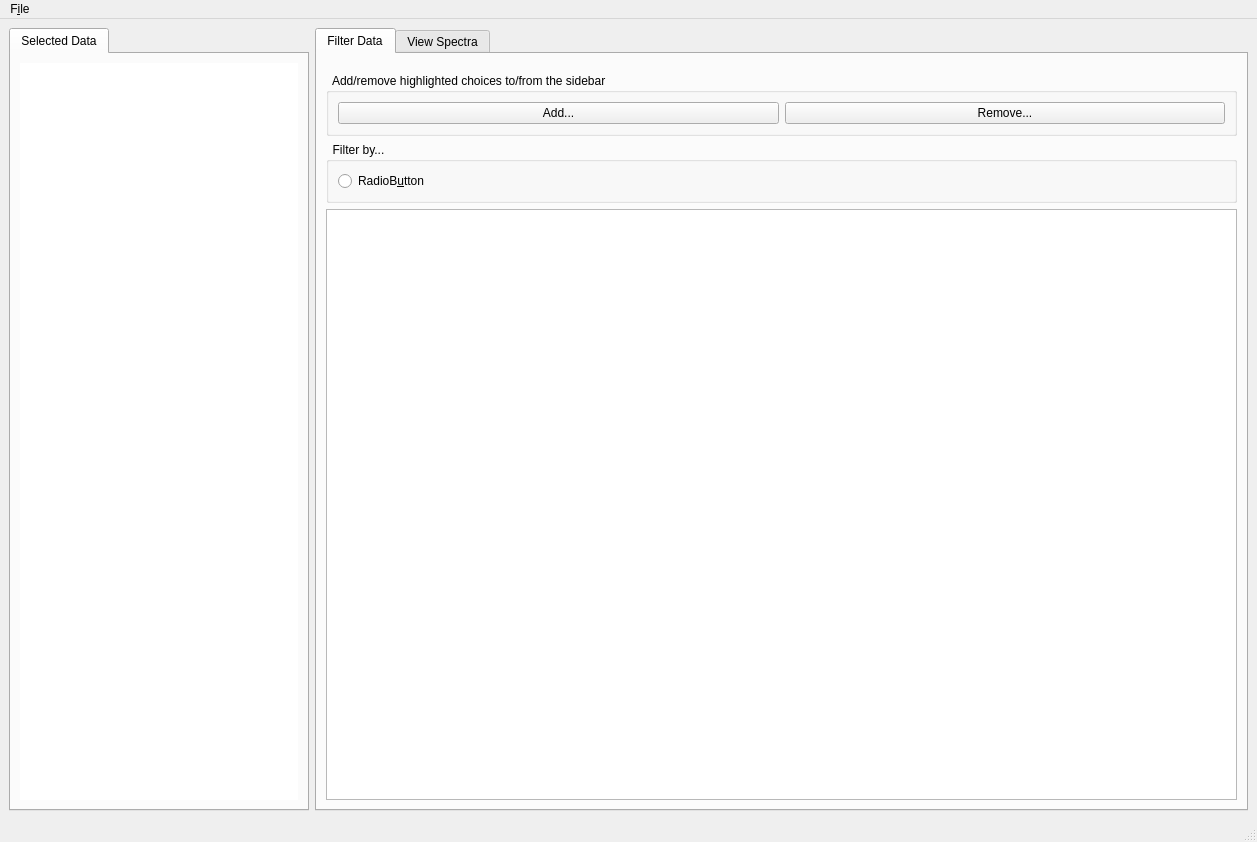
Old version of the form gui/gui.ui in the repository jancami/edibles.
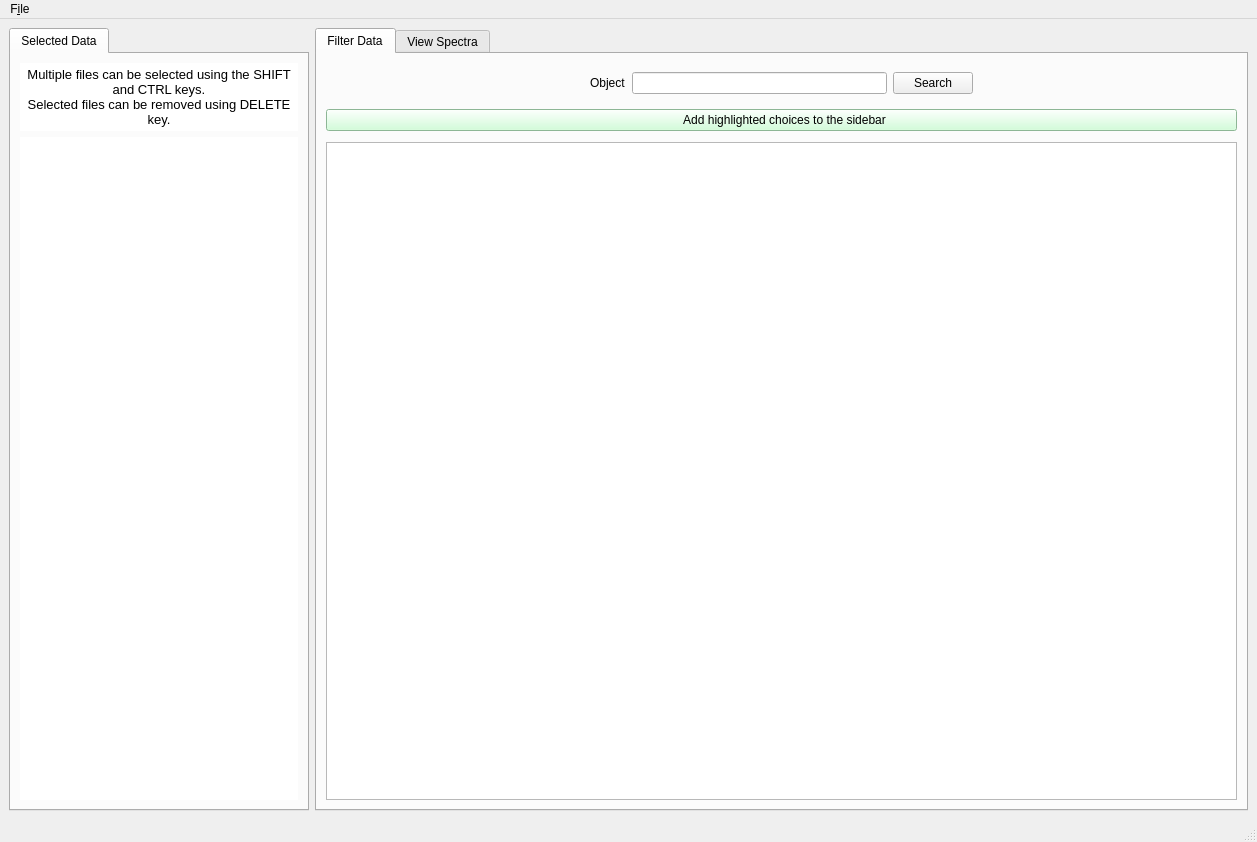
New version of the form.

Commit message: Implemented basic "filter by object" search. Minor layout changes

The edit to the form file:
```diff
--- a/gui/gui.ui
+++ b/gui/gui.ui
@@ -40,6 +40,38 @@
         <string>Selected Data</string>
        </attribute>
        <layout class="QVBoxLayout" name="verticalLayout_3">
+        <item>
+         <widget class="QTextBrowser" name="textBrowser">
+          <property name="sizePolicy">
+           <sizepolicy hsizetype="Expanding" vsizetype="Minimum">
+            <horstretch>0</horstretch>
+            <verstretch>0</verstretch>
+           </sizepolicy>
+          </property>
+          <property name="frameShape">
+           <enum>QFrame::NoFrame</enum>
+          </property>
+          <property name="frameShadow">
+           <enum>QFrame::Plain</enum>
+          </property>
+          <property name="verticalScrollBarPolicy">
+           <enum>Qt::ScrollBarAlwaysOff</enum>
+          </property>
+          <property name="horizontalScrollBarPolicy">
+           <enum>Qt::ScrollBarAlwaysOff</enum>
+          </property>
+          <property name="sizeAdjustPolicy">
+           <enum>QAbstractScrollArea::AdjustToContents</enum>
+          </property>
+          <property name="html">
+           <string>&lt;!DOCTYPE HTML PUBLIC &quot;-//W3C//DTD HTML 4.0//EN&quot; &quot;http://www.w3.org/TR/REC-html40/strict.dtd&quot;&gt;
+&lt;html&gt;&lt;head&gt;&lt;meta name=&quot;qrichtext&quot; content=&quot;1&quot; /&gt;&lt;style type=&quot;text/css&quot;&gt;
+p, li { white-space: pre-wrap; }
+&lt;/style&gt;&lt;/head&gt;&lt;body style=&quot; font-family:'Sans Serif'; font-size:10pt; font-weight:400; font-style:normal;&quot;&gt;
+&lt;p align=&quot;center&quot; style=&quot; margin-top:0px; margin-bottom:0px; margin-left:0px; margin-right:0px; -qt-block-indent:0; text-indent:0px;&quot;&gt;Multiple files can be selected using the SHIFT and CTRL keys. &lt;br /&gt;Selected files can be removed using DELETE key.&lt;/p&gt;&lt;/body&gt;&lt;/html&gt;</string>
+          </property>
+         </widget>
+        </item>
         <item>
          <widget class="QTableView" name="SelectedDataTable">
           <property name="sizePolicy">
@@ -115,6 +147,507 @@
         <string>Filter Data</string>
        </attribute>
        <layout class="QVBoxLayout" name="verticalLayout">
+        <item>
+         <widget class="QFrame" name="ObjectSearch">
+          <property name="sizePolicy">
+           <sizepolicy hsizetype="MinimumExpanding" vsizetype="Minimum">
+            <horstretch>0</horstretch>
+            <verstretch>0</verstretch>
+           </sizepolicy>
+          </property>
+          <property name="frameShape">
+           <enum>QFrame::NoFrame</enum>
+          </property>
+          <property name="frameShadow">
+           <enum>QFrame::Raised</enum>
+          </property>
+          <property name="lineWidth">
+           <number>0</number>
+          </property>
+          <layout class="QHBoxLayout" name="horizontalLayout_2">
+           <item>
+            <spacer name="horizontalSpacer">
+             <property name="orientation">
+              <enum>Qt::Horizontal</enum>
+             </property>
+             <property name="sizeHint" stdset="0">
+              <size>
+               <width>40</width>
+               <height>20</height>
+              </size>
+             </property>
+            </spacer>
+           </item>
+           <item>
+            <widget class="QLabel" name="ObjectLabel">
+             <property name="sizePolicy">
+              <sizepolicy hsizetype="Minimum" vsizetype="Preferred">
+               <horstretch>0</horstretch>
+               <verstretch>0</verstretch>
+              </sizepolicy>
+             </property>
+             <property name="layoutDirection">
+              <enum>Qt::LeftToRight</enum>
+             </property>
+             <property name="text">
+              <string>Object</string>
+             </property>
+            </widget>
+           </item>
+           <item>
+            <widget class="QLineEdit" name="ObjectlineEdit"/>
+           </item>
+           <item>
+            <widget class="QPushButton" name="ObjectpushButton">
+             <property name="text">
+              <string>Search</string>
+             </property>
+            </widget>
+           </item>
+           <item>
+            <spacer name="horizontalSpacer_2">
+             <property name="orientation">
+              <enum>Qt::Horizontal</enum>
+             </property>
+             <property name="sizeHint" stdset="0">
+              <size>
+               <width>40</width>
+               <height>20</height>
+              </size>
+             </property>
+            </spacer>
+           </item>
+          </layout>
+         </widget>
+        </item>
+        <item>
+         <widget class="QPushButton" name="FilterAddButton">
+          <property name="palette">
+           <palette>
+            <active>
+             <colorrole role="WindowText">
+              <brush brushstyle="SolidPattern">
+               <color alpha="255">
+                <red>0</red>
+                <green>0</green>
+                <blue>0</blue>
+               </color>
+              </brush>
+             </colorrole>
+             <colorrole role="Button">
+              <brush brushstyle="SolidPattern">
+               <color alpha="255">
+                <red>198</red>
+                <green>255</green>
+                <blue>208</blue>
+               </color>
+              </brush>
+             </colorrole>
+             <colorrole role="Light">
+              <brush brushstyle="SolidPattern">
+               <color alpha="255">
+                <red>255</red>
+                <green>255</green>
+                <blue>255</blue>
+               </color>
+              </brush>
+             </colorrole>
+             <colorrole role="Midlight">
+              <brush brushstyle="SolidPattern">
+               <color alpha="255">
+                <red>226</red>
+                <green>255</green>
+                <blue>231</blue>
+               </color>
+              </brush>
+             </colorrole>
+             <colorrole role="Dark">
+              <brush brushstyle="SolidPattern">
+               <color alpha="255">
+                <red>99</red>
+                <green>127</green>
+                <blue>104</blue>
+               </color>
+              </brush>
+             </colorrole>
+             <colorrole role="Mid">
+              <brush brushstyle="SolidPattern">
+               <color alpha="255">
+                <red>132</red>
+                <green>170</green>
+                <blue>139</blue>
+               </color>
+              </brush>
+             </colorrole>
+             <colorrole role="Text">
+              <brush brushstyle="SolidPattern">
+               <color alpha="255">
+                <red>0</red>
+                <green>0</green>
+                <blue>0</blue>
+               </color>
+              </brush>
+             </colorrole>
+             <colorrole role="BrightText">
+              <brush brushstyle="SolidPattern">
+               <color alpha="255">
+                <red>255</red>
+                <green>255</green>
+                <blue>255</blue>
+               </color>
+              </brush>
+             </colorrole>
+             <colorrole role="ButtonText">
+              <brush brushstyle="SolidPattern">
+               <color alpha="255">
+                <red>0</red>
+                <green>0</green>
+                <blue>0</blue>
+               </color>
+              </brush>
+             </colorrole>
+             <colorrole role="Base">
+              <brush brushstyle="SolidPattern">
+               <color alpha="255">
+                <red>255</red>
+                <green>255</green>
+                <blue>255</blue>
+               </color>
+              </brush>
+             </colorrole>
+             <colorrole role="Window">
+              <brush brushstyle="SolidPattern">
+               <color alpha="255">
+                <red>198</red>
+                <green>255</green>
+                <blue>208</blue>
+               </color>
+              </brush>
+             </colorrole>
+             <colorrole role="Shadow">
+              <brush brushstyle="SolidPattern">
+               <color alpha="255">
+                <red>0</red>
+                <green>0</green>
+                <blue>0</blue>
+               </color>
+              </brush>
+             </colorrole>
+             <colorrole role="AlternateBase">
+              <brush brushstyle="SolidPattern">
+               <color alpha="255">
+                <red>226</red>
+                <green>255</green>
+                <blue>231</blue>
+               </color>
+              </brush>
+             </colorrole>
+             <colorrole role="ToolTipBase">
+              <brush brushstyle="SolidPattern">
+               <color alpha="255">
+                <red>255</red>
+                <green>255</green>
+                <blue>220</blue>
+               </color>
+              </brush>
+             </colorrole>
+             <colorrole role="ToolTipText">
+              <brush brushstyle="SolidPattern">
+               <color alpha="255">
+                <red>0</red>
+                <green>0</green>
+                <blue>0</blue>
+               </color>
+              </brush>
+             </colorrole>
+            </active>
+            <inactive>
+             <colorrole role="WindowText">
+              <brush brushstyle="SolidPattern">
+               <color alpha="255">
+                <red>0</red>
+                <green>0</green>
+                <blue>0</blue>
+               </color>
+              </brush>
+             </colorrole>
+             <colorrole role="Button">
+              <brush brushstyle="SolidPattern">
+               <color alpha="255">
+                <red>198</red>
+                <green>255</green>
+                <blue>208</blue>
+               </color>
+              </brush>
+             </colorrole>
+             <colorrole role="Light">
+              <brush brushstyle="SolidPattern">
+               <color alpha="255">
+                <red>255</red>
+                <green>255</green>
+                <blue>255</blue>
+               </color>
+              </brush>
+             </colorrole>
+             <colorrole role="Midlight">
+              <brush brushstyle="SolidPattern">
+               <color alpha="255">
+                <red>226</red>
+                <green>255</green>
+                <blue>231</blue>
+               </color>
+              </brush>
+             </colorrole>
+             <colorrole role="Dark">
+              <brush brushstyle="SolidPattern">
+               <color alpha="255">
+                <red>99</red>
+                <green>127</green>
+                <blue>104</blue>
+               </color>
+              </brush>
+             </colorrole>
+             <colorrole role="Mid">
+              <brush brushstyle="SolidPattern">
+               <color alpha="255">
+                <red>132</red>
+                <green>170</green>
+                <blue>139</blue>
+               </color>
+              </brush>
+             </colorrole>
+             <colorrole role="Text">
+              <brush brushstyle="SolidPattern">
+               <color alpha="255">
+                <red>0</red>
+                <green>0</green>
+                <blue>0</blue>
+               </color>
+              </brush>
+             </colorrole>
+             <colorrole role="BrightText">
+              <brush brushstyle="SolidPattern">
+               <color alpha="255">
+                <red>255</red>
+                <green>255</green>
+                <blue>255</blue>
+               </color>
+              </brush>
+             </colorrole>
+             <colorrole role="ButtonText">
+              <brush brushstyle="SolidPattern">
+               <color alpha="255">
+                <red>0</red>
+                <green>0</green>
+                <blue>0</blue>
+               </color>
+              </brush>
+             </colorrole>
+             <colorrole role="Base">
+              <brush brushstyle="SolidPattern">
+               <color alpha="255">
+                <red>255</red>
+                <green>255</green>
+                <blue>255</blue>
+               </color>
+              </brush>
+             </colorrole>
+             <colorrole role="Window">
+              <brush brushstyle="SolidPattern">
+               <color alpha="255">
+                <red>198</red>
+                <green>255</green>
+                <blue>208</blue>
+               </color>
+              </brush>
+             </colorrole>
+             <colorrole role="Shadow">
+              <brush brushstyle="SolidPattern">
+               <color alpha="255">
+                <red>0</red>
+                <green>0</green>
+                <blue>0</blue>
+               </color>
+              </brush>
+             </colorrole>
+             <colorrole role="AlternateBase">
+              <brush brushstyle="SolidPattern">
+               <color alpha="255">
+                <red>226</red>
+                <green>255</green>
+                <blue>231</blue>
+               </color>
+              </brush>
+             </colorrole>
+             <colorrole role="ToolTipBase">
+              <brush brushstyle="SolidPattern">
+               <color alpha="255">
+                <red>255</red>
+                <green>255</green>
+                <blue>220</blue>
+               </color>
+              </brush>
+             </colorrole>
+             <colorrole role="ToolTipText">
+              <brush brushstyle="SolidPattern">
+               <color alpha="255">
+                <red>0</red>
+                <green>0</green>
+                <blue>0</blue>
+               </color>
+              </brush>
+             </colorrole>
+            </inactive>
+            <disabled>
+             <colorrole role="WindowText">
+              <brush brushstyle="SolidPattern">
+               <color alpha="255">
+                <red>99</red>
+                <green>127</green>
+                <blue>104</blue>
+               </color>
+              </brush>
+             </colorrole>
+             <colorrole role="Button">
+              <brush brushstyle="SolidPattern">
+               <color alpha="255">
+                <red>198</red>
+                <green>255</green>
+                <blue>208</blue>
+               </color>
+              </brush>
+             </colorrole>
+             <colorrole role="Light">
+              <brush brushstyle="SolidPattern">
+               <color alpha="255">
+                <red>255</red>
+                <green>255</green>
+                <blue>255</blue>
+               </color>
+              </brush>
+             </colorrole>
+             <colorrole role="Midlight">
+              <brush brushstyle="SolidPattern">
+               <color alpha="255">
+                <red>226</red>
+                <green>255</green>
+                <blue>231</blue>
+               </color>
+              </brush>
+             </colorrole>
+             <colorrole role="Dark">
+              <brush brushstyle="SolidPattern">
+               <color alpha="255">
+                <red>99</red>
+                <green>127</green>
+                <blue>104</blue>
+               </color>
+              </brush>
+             </colorrole>
+             <colorrole role="Mid">
+              <brush brushstyle="SolidPattern">
+               <color alpha="255">
+                <red>132</red>
+                <green>170</green>
+                <blue>139</blue>
+               </color>
+              </brush>
+             </colorrole>
+             <colorrole role="Text">
+              <brush brushstyle="SolidPattern">
+               <color alpha="255">
+                <red>99</red>
+                <green>127</green>
+                <blue>104</blue>
+               </color>
+              </brush>
+             </colorrole>
+             <colorrole role="BrightText">
+              <brush brushstyle="SolidPattern">
+               <color alpha="255">
+                <red>255</red>
+                <green>255</green>
+                <blue>255</blue>
+               </color>
+              </brush>
+             </colorrole>
+             <colorrole role="ButtonText">
+              <brush brushstyle="SolidPattern">
+               <color alpha="255">
+                <red>99</red>
+                <green>127</green>
+                <blue>104</blue>
+               </color>
+              </brush>
+             </colorrole>
+             <colorrole role="Base">
+              <brush brushstyle="SolidPattern">
+               <color alpha="255">
+                <red>198</red>
+                <green>255</green>
+                <blue>208</blue>
+               </color>
+              </brush>
+             </colorrole>
+             <colorrole role="Window">
+              <brush brushstyle="SolidPattern">
+               <color alpha="255">
+                <red>198</red>
+                <green>255</green>
+                <blue>208</blue>
+               </color>
+              </brush>
+             </colorrole>
+             <colorrole role="Shadow">
+              <brush brushstyle="SolidPattern">
+               <color alpha="255">
+                <red>0</red>
+                <green>0</green>
+                <blue>0</blue>
+               </color>
+              </brush>
+             </colorrole>
+             <colorrole role="AlternateBase">
+              <brush brushstyle="SolidPattern">
+               <color alpha="255">
+                <red>198</red>
+                <green>255</green>
+                <blue>208</blue>
+               </color>
+              </brush>
+             </colorrole>
+             <colorrole role="ToolTipBase">
+              <brush brushstyle="SolidPattern">
+               <color alpha="255">
+                <red>255</red>
+                <green>255</green>
+                <blue>220</blue>
+               </color>
+              </brush>
+             </colorrole>
+             <colorrole role="ToolTipText">
+              <brush brushstyle="SolidPattern">
+               <color alpha="255">
+                <red>0</red>
+                <green>0</green>
+                <blue>0</blue>
+               </color>
+              </brush>
+             </colorrole>
+            </disabled>
+           </palette>
+          </property>
+          <property name="autoFillBackground">
+           <bool>false</bool>
+          </property>
+          <property name="text">
+           <string>  Add highlighted choices to the sidebar</string>
+          </property>
+          <property name="flat">
+           <bool>false</bool>
+          </property>
+         </widget>
+        </item>
         <item>
          <spacer name="verticalSpacer">
           <property name="orientation">
@@ -126,50 +659,11 @@
           <property name="sizeHint" stdset="0">
            <size>
             <width>20</width>
-            <height>10</height>
+            <height>5</height>
            </size>
           </property>
          </spacer>
         </item>
-        <item>
-         <widget class="QGroupBox" name="FilterGroup1">
-          <property name="title">
-           <string>  Add/remove highlighted choices to/from the sidebar</string>
-          </property>
-          <layout class="QHBoxLayout" name="horizontalLayout_2">
-           <item>
-            <widget class="QPushButton" name="FilterAddButton">
-             <property name="text">
-              <string>Add...</string>
-             </property>
-            </widget>
-           </item>
-           <item>
-            <widget class="QPushButton" name="FilterRemButton">
-             <property name="text">
-              <string>Remove...</string>
-             </property>
-            </widget>
-           </item>
-          </layout>
-         </widget>
-        </item>
-        <item>
-         <widget class="QGroupBox" name="FilterGroup2">
-          <property name="title">
-           <string>  Filter by...</string>
-          </property>
-          <layout class="QVBoxLayout" name="verticalLayout_4">
-           <item>
-            <widget class="QRadioButton" name="FilterRad1">
-             <property name="text">
-              <string>RadioB&amp;utton</string>
-             </property>
-            </widget>
-           </item>
-          </layout>
-         </widget>
-        </item>
         <item>
          <widget class="QTableView" name="FiltertableView">
           <property name="sizePolicy">
```
Left out of the diff: 415 changed lines with no effect on the pictures. The commit also changes 2 other files.
